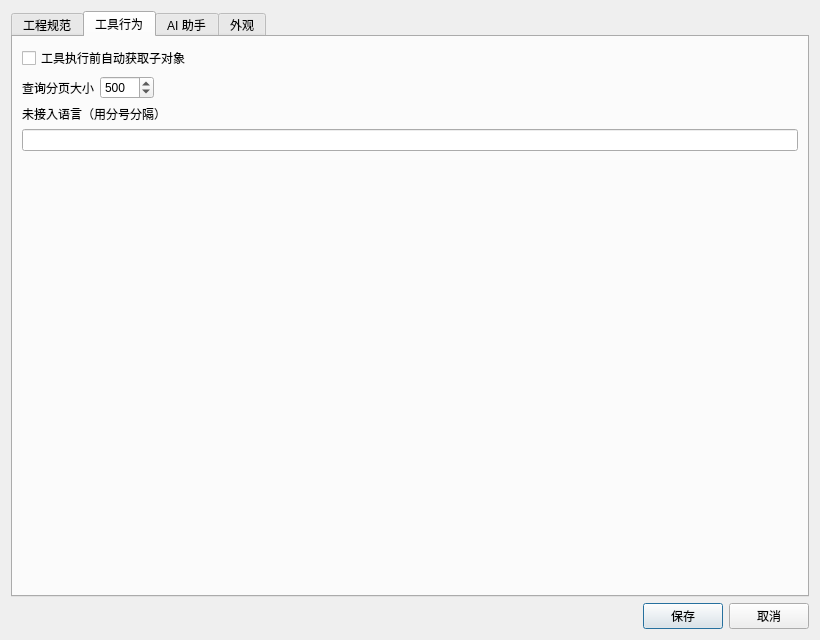
This is ui/ProjectSettings.ui in victor647/WAAPI_Tools as Qt 5 draws it before an edit. The edited form follows.
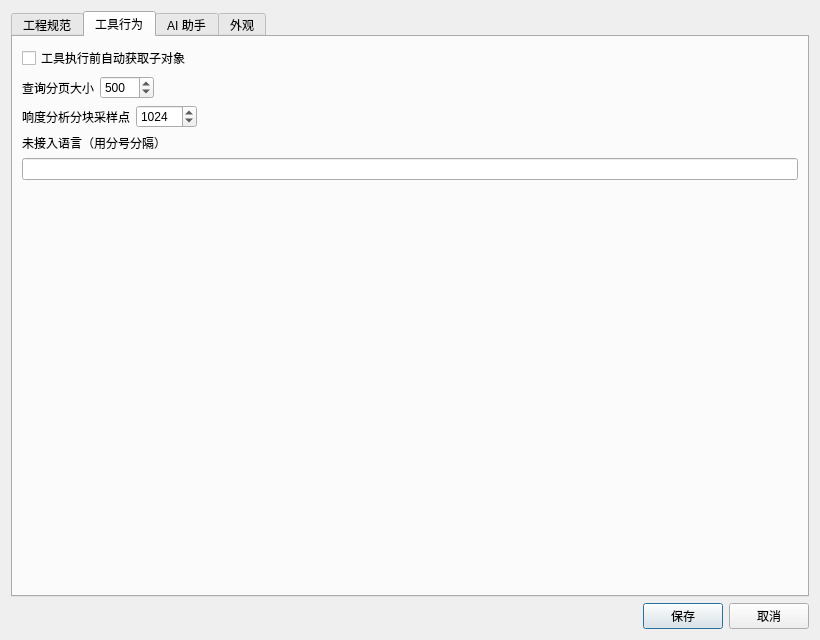
This is the edited form. The open tabs and pages were chosen to show the change. Custom widgets are drawn as their Qt base class.

Commit message: 响度工具和表格架构优化

Patch:
```diff
--- a/ui/ProjectSettings.ui
+++ b/ui/ProjectSettings.ui
@@ -391,6 +391,52 @@
          </item>
         </layout>
        </item>
+       <item>
+        <layout class="QHBoxLayout" name="loudnessBufferRow">
+         <item>
+          <widget class="QLabel" name="lblLoudnessBuffer">
+           <property name="text">
+            <string>响度分析分块采样点</string>
+           </property>
+           <property name="toolTip">
+            <string>RMS 响度分析时每个 buffer 的采样点数：每 buffer 单独求功率，剔除低于门限的静音 buffer 后再取平均。分块越大越接近整体响度，越小对静音段更敏感。</string>
+           </property>
+          </widget>
+         </item>
+         <item>
+          <widget class="QSpinBox" name="spbLoudnessBuffer">
+           <property name="toolTip">
+            <string>默认 1024，可调范围 128-65536。响度调整、静音裁剪、音频预览的响度显示共用该值。</string>
+           </property>
+           <property name="minimum">
+            <number>128</number>
+           </property>
+           <property name="maximum">
+            <number>65536</number>
+           </property>
+           <property name="singleStep">
+            <number>128</number>
+           </property>
+           <property name="value">
+            <number>1024</number>
+           </property>
+          </widget>
+         </item>
+         <item>
+          <spacer name="loudnessBufferSpacer">
+           <property name="orientation">
+            <enum>Qt::Horizontal</enum>
+           </property>
+           <property name="sizeHint" stdset="0">
+            <size>
+             <width>40</width>
+             <height>20</height>
+            </size>
+           </property>
+          </spacer>
+         </item>
+        </layout>
+       </item>
        <item>
         <widget class="QLabel" name="lblLanguagesHeader">
          <property name="text">
```
The commit also changes 39 other files.
